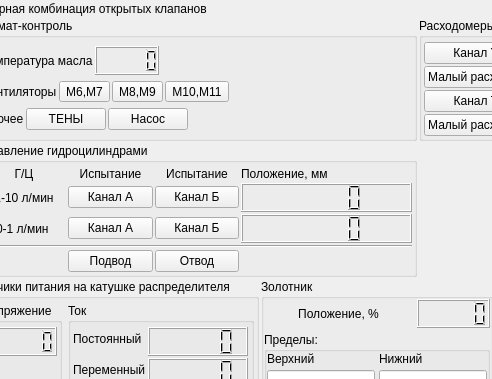
Qt form manual_control.ui (firef0xff/SSHGS01) before a commit; both pictures show x 410 to 902 and y 0 to 379 of the 1081 by 647 pixel window.
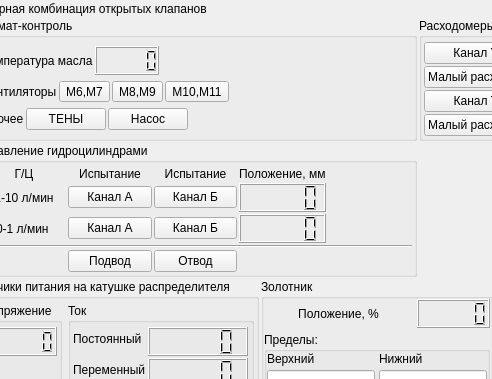
The same form after that commit.

Diff of the .ui file:
```diff
--- a/manual_control.ui
+++ b/manual_control.ui
@@ -16,6 +16,12 @@
     <verstretch>0</verstretch>
    </sizepolicy>
   </property>
+  <property name="maximumSize">
+   <size>
+    <width>901</width>
+    <height>581</height>
+   </size>
+  </property>
   <property name="windowTitle">
    <string>Ручное управление</string>
   </property>
@@ -1477,17 +1483,7 @@
               </property>
              </widget>
             </item>
-            <item row="0" column="3" colspan="2">
-             <widget class="QLabel" name="label_30">
-              <property name="frameShape">
-               <enum>QFrame::NoFrame</enum>
-              </property>
-              <property name="text">
-               <string>Положение, мм</string>
-              </property>
-             </widget>
-            </item>
-            <item row="1" column="3" colspan="2">
+            <item row="1" column="3">
              <widget class="QLCDNumber" name="POS2">
               <property name="minimumSize">
                <size>
@@ -1509,7 +1505,7 @@
               </property>
              </widget>
             </item>
-            <item row="2" column="3" colspan="2">
+            <item row="2" column="3">
              <widget class="QLCDNumber" name="POS1">
               <property name="minimumSize">
                <size>
@@ -1534,6 +1530,16 @@
               </property>
              </widget>
             </item>
+            <item row="0" column="3">
+             <widget class="QLabel" name="label_30">
+              <property name="frameShape">
+               <enum>QFrame::NoFrame</enum>
+              </property>
+              <property name="text">
+               <string>Положение, мм</string>
+              </property>
+             </widget>
+            </item>
            </layout>
           </item>
          </layout>
```
